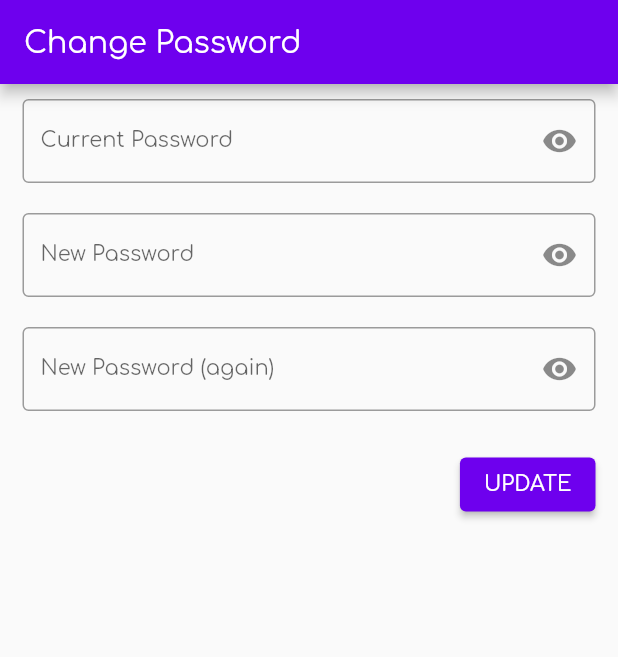
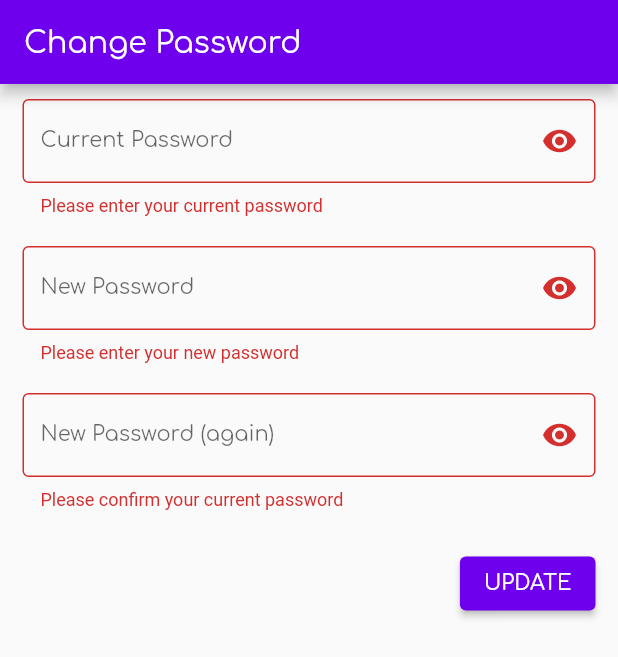
Before and after one commit to VariantAbdulaziz/Qelem, a Flutter app: the ChangePasswordScreen screen opened by its route, after a tap on "UPDATE", on a phone screen of 412 x 824 dp. Shown: the top 657 px of the screen. Run offline on Flutter 3.47's test engine with Material 2 defaults, Android fonts, the phone set to English and light mode, and no system bars; our stand-ins replace bloc, flutter_bloc, freezed_annotation, go_router, google_fonts, shared_preferences; accounts and stored records are empty; network calls fail.

Commit message:
added bloc in the change password screen

```diff
--- a/qelem/lib/presentation/pages/change_password_form/change_password_screen.dart
+++ b/qelem/lib/presentation/pages/change_password_form/change_password_screen.dart
@@ -1,5 +1,18 @@
 import 'package:flutter/material.dart';
+import 'package:flutter_bloc/flutter_bloc.dart';
+import 'package:go_router/go_router.dart';
+import 'package:qelem/application/change_password/change_password_bloc.dart';
+import 'package:qelem/application/change_password/change_password_event.dart';
+import 'package:qelem/application/change_password/change_password_state.dart';
 import 'package:qelem/common/constants.dart';
+import 'package:qelem/data/local/shared_prefs/shared_prefs_service.dart';
+import 'package:qelem/domain/auth/change_password_form.dart';
+import 'package:qelem/domain/auth/password.dart';
+import 'package:qelem/domain/auth/username.dart';
+import 'package:qelem/infrastructure/auth/auth_api.dart';
+import 'package:qelem/infrastructure/auth/auth_repository.dart';
+import 'package:qelem/presentation/routes/routes.dart';
+import 'package:shared_preferences/shared_preferences.dart';
 
 class ChangePasswordScreen extends StatefulWidget {
   const ChangePasswordScreen({Key? key}) : super(key: key);
@@ -12,6 +25,8 @@ class _ChangePasswordScreenState extends State<ChangePasswordScreen> {
   bool currentHidden = true;
   bool newHidden = true;
   bool confirmHidden = true;
+  bool _isNetworkInProgress = false;
+  final _formKey = GlobalKey<FormState>();
 
   TextEditingController currentPasswordController = TextEditingController();
   TextEditingController newPasswordController = TextEditingController();
@@ -20,6 +35,44 @@ class _ChangePasswordScreenState extends State<ChangePasswordScreen> {
   @override
   Widget build(BuildContext context) {
     TextStyle? textStyle = Theme.of(context).textTheme.bodyMedium;
+    return BlocProvider(
+      create: (context) => ChangePasswordBloc(RepositoryProvider.of(context)),
+      child: BlocConsumer<ChangePasswordBloc, ChangePasswordState>(
+        listener: (context, state) {
+          if (state is ChangePasswordStateLoading) {
+            ScaffoldMessenger.of(context).hideCurrentSnackBar();
+            ScaffoldMessenger.of(context).showSnackBar(
+                const SnackBar(content: Text("Changing password...")));
+            setState(() {
+              _isNetworkInProgress = true;
+            });
+          } else {
+            setState(() {
+              _isNetworkInProgress = false;
+            });
+          }
+          if (state is ChangePasswordStateSuccess) {
+            ScaffoldMessenger.of(context).hideCurrentSnackBar();
+            ScaffoldMessenger.of(context).showSnackBar(
+              const SnackBar(
+                content: Text('Password changed'),
+                backgroundColor: Colors.green,
+              ),
+            );
+            context.go(Routes.signIn);
+          }
+          if (state is ChangePasswordStateFailure) {
+            ScaffoldMessenger.of(context).hideCurrentSnackBar();
+
+            ScaffoldMessenger.of(context).showSnackBar(
+              SnackBar(
+                content: Text(state.error.message),
+                backgroundColor: Theme.of(context).errorColor,
+              ),
+            );
+          }
+        },
+        builder: (context, state) {
           return Scaffold(
             appBar: AppBar(
               title: const Text(Constants.changePassword),
@@ -27,9 +80,13 @@ class _ChangePasswordScreenState extends State<ChangePasswordScreen> {
             body: Column(
               mainAxisAlignment: MainAxisAlignment.start,
               children: [
+                Form(
+                    key: _formKey,
+                    child: Column(
+                      children: [
                         Padding(
-            padding:
-                const EdgeInsets.symmetric(vertical: 10.0, horizontal: 15.0),
+                          padding: const EdgeInsets.symmetric(
+                              vertical: 10.0, horizontal: 15.0),
                           child: TextFormField(
                             style: textStyle,
                             obscureText: currentHidden,
@@ -54,8 +111,8 @@ class _ChangePasswordScreenState extends State<ChangePasswordScreen> {
                           ),
                         ),
                         Padding(
-            padding:
-                const EdgeInsets.symmetric(vertical: 10.0, horizontal: 15.0),
+                          padding: const EdgeInsets.symmetric(
+                              vertical: 10.0, horizontal: 15.0),
                           child: TextFormField(
                             style: textStyle,
                             obscureText: newHidden,
@@ -68,8 +125,9 @@ class _ChangePasswordScreenState extends State<ChangePasswordScreen> {
                             decoration: InputDecoration(
                                 labelText: 'New Password',
                                 suffixIcon: IconButton(
-                      icon: Icon(
-                          newHidden ? Icons.visibility : Icons.visibility_off),
+                                    icon: Icon(newHidden
+                                        ? Icons.visibility
+                                        : Icons.visibility_off),
                                     onPressed: () {
                                       setState(() {
                                         newHidden = !newHidden;
@@ -79,8 +137,8 @@ class _ChangePasswordScreenState extends State<ChangePasswordScreen> {
                           ),
                         ),
                         Padding(
-            padding:
-                const EdgeInsets.symmetric(vertical: 10.0, horizontal: 15.0),
+                          padding: const EdgeInsets.symmetric(
+                              vertical: 10.0, horizontal: 15.0),
                           child: TextFormField(
                             style: textStyle,
                             obscureText: confirmHidden,
@@ -106,6 +164,8 @@ class _ChangePasswordScreenState extends State<ChangePasswordScreen> {
                                 border: const OutlineInputBorder()),
                           ),
                         ),
+                      ],
+                    )),
                 Container(
                     margin: const EdgeInsets.only(right: 15.0, top: 15.0),
                     child: Align(
@@ -115,11 +175,30 @@ class _ChangePasswordScreenState extends State<ChangePasswordScreen> {
                             'UPDATE',
                             style: Theme.of(context).primaryTextTheme.button,
                           ),
-                  onPressed: () async {},
-                ),
+                          onPressed: _isNetworkInProgress
+                              ? null
+                              : () async {
+                                  if (_formKey.currentState!.validate()) {
+                                    var passwordForm = ChangePasswordForm(
+                                      //TODO get the username
+                                      userName: UserName("test"),
+                                      currentPassword: Password(
+                                          currentPasswordController.text),
+                                      newPassword:
+                                          Password(newPasswordController.text),
+                                    );
+
+                                    BlocProvider.of<ChangePasswordBloc>(context)
+                                        .add(ChangePasswordEventChangePassword(
+                                            passwordForm));
+                                  }
+                                }),
                     ))
               ],
             ),
           );
+        },
+      ),
+    );
   }
 }
```
Lines whose indentation alone changed are shown as unchanged.
